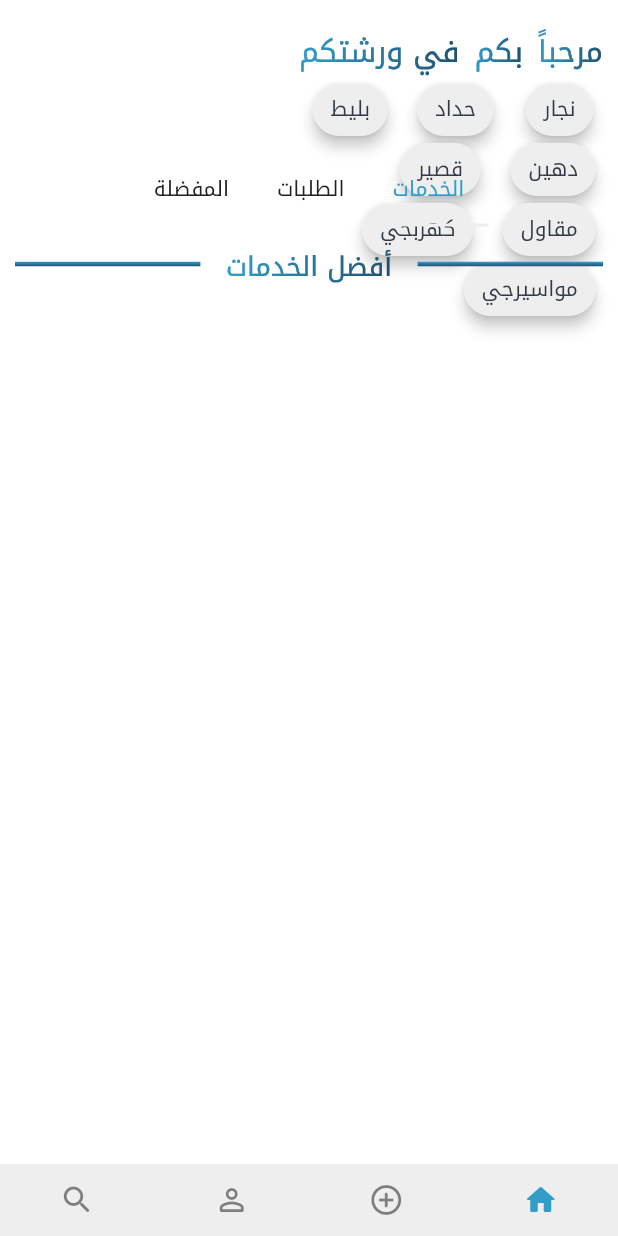
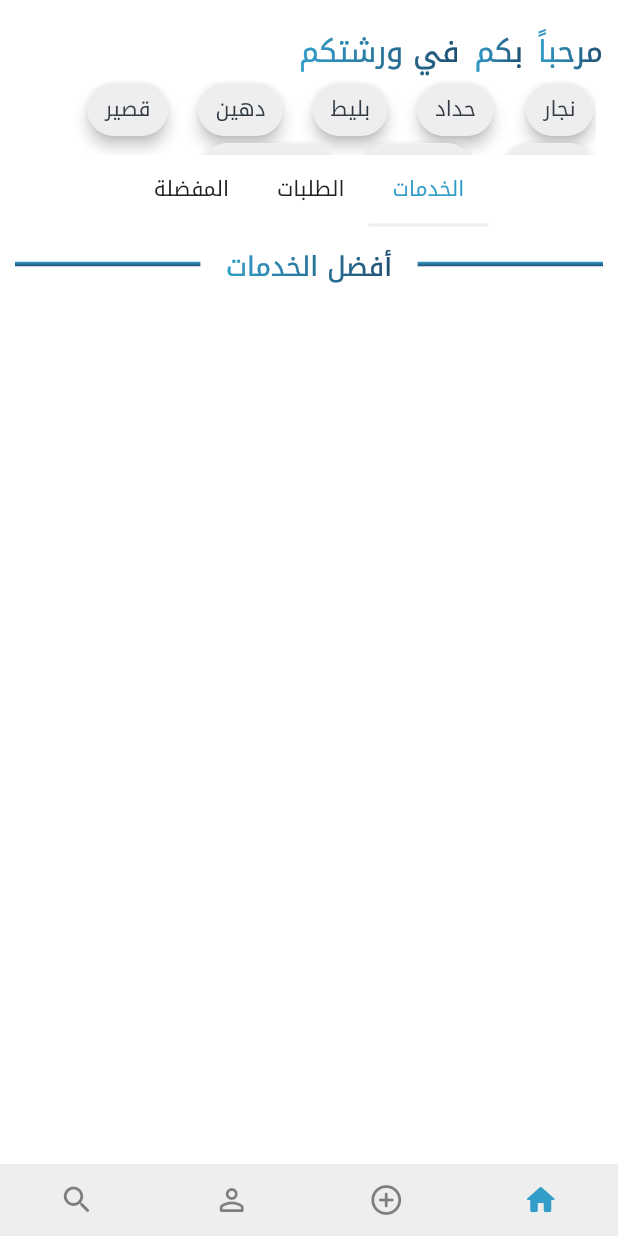
Before and after one commit to mohammad-sameer-alshishani/warshtcomnew, a Flutter app: the screen it shows once a user with an empty profile is signed in, on a phone screen of 412 x 824 dp. Run offline on Flutter 3.47's test engine with Material 2 defaults, Android fonts, the phone set to English and light mode, and no system bars; drawn by our look-alikes of google_nav_bar, simple_gradient_text; our stand-ins replace auto_size_text, built_collection, built_value, cached_network_image, cloud_firestore, easy_debounce and 22 more; missing offline and left inert: flutter_facebook_auth, json_path, mime_type, text_search; accounts and stored records are empty; Roboto replaces fonts that are missing (Noto Kufi Arabic).

Commit message:
Updating to latest FlutterFlow output.

```diff
--- a/lib/home_page/home_page_widget.dart
+++ b/lib/home_page/home_page_widget.dart
@@ -130,7 +130,8 @@ class _HomePageWidgetState extends State<HomePageWidget> {
                   scrollDirection: Axis.horizontal,
                   children: [
                     Container(
-                      width: 200,
+                      width: MediaQuery.of(context).size.width,
+                      decoration: BoxDecoration(),
                       child: FlutterFlowChoiceChips(
                         options: FFAppState()
                             .jobsTypes
```
